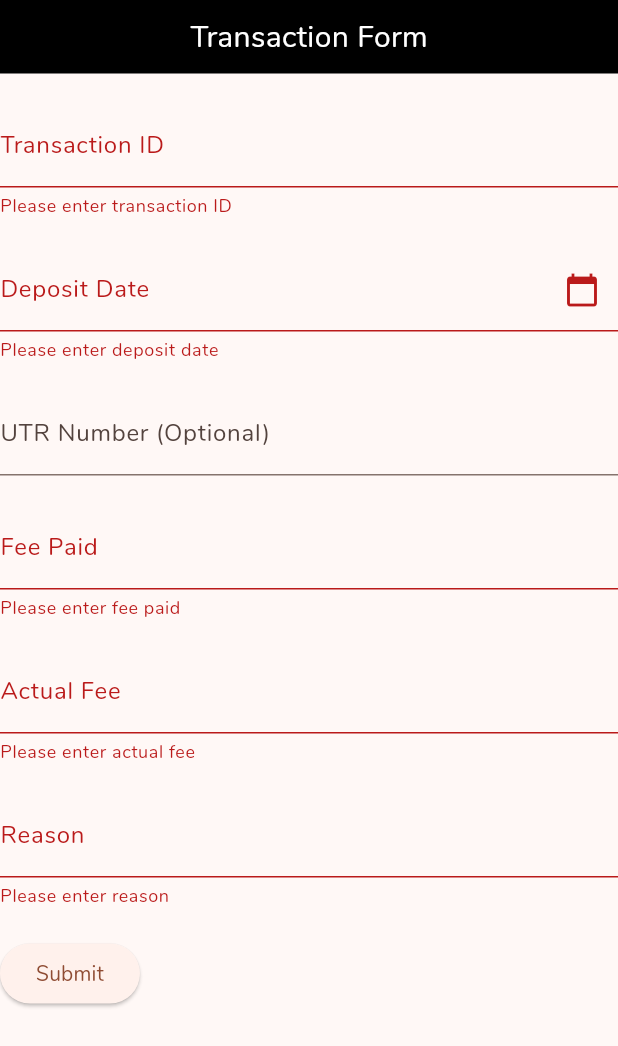
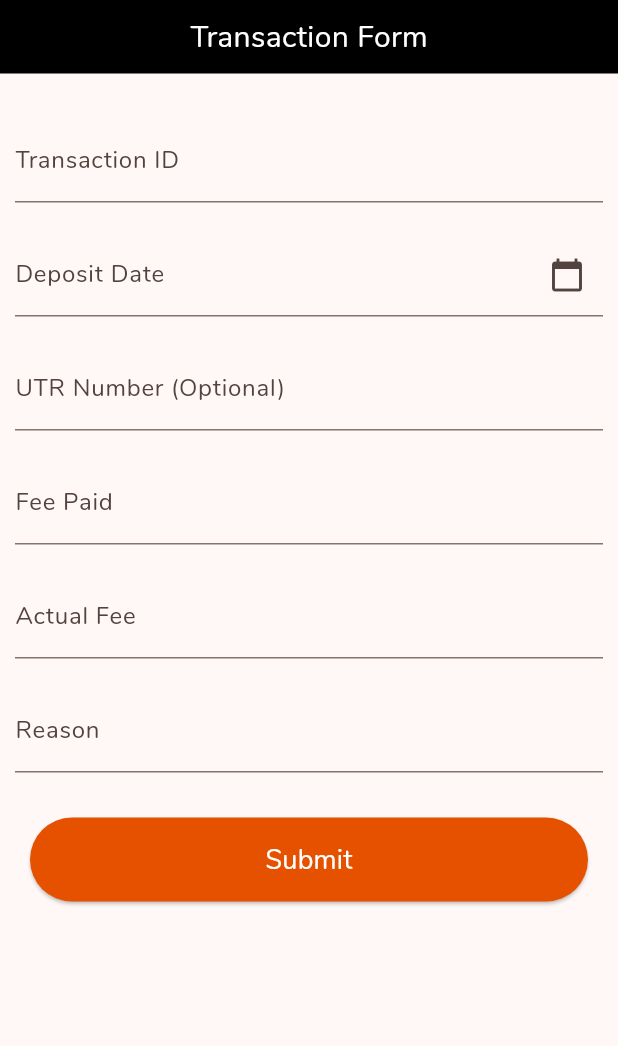
Before and after one commit to FusionIIIT/Fusion-mobile, a Flutter app: the TransactionForm screen opened directly, after a tap on "Submit", on a phone screen of 412 x 824 dp. Shown: the top 1046 px of the screen. Run offline on Flutter 3.47's test engine with Material 3 defaults, Android fonts, the phone set to English and light mode, and no system bars; our stand-ins replace date_field.

Commit message:
Added apadding and fields in transaction form

```diff
--- a/lib/screens/Academic/Registration/final_registration.dart
+++ b/lib/screens/Academic/Registration/final_registration.dart
@@ -1,4 +1,5 @@
 import 'package:flutter/material.dart';
+import 'package:flutter/widgets.dart';
 
 class TransactionForm extends StatefulWidget {
   @override
@@ -77,12 +78,13 @@ class _TransactionFormState extends State<TransactionForm> {
           child: Form(
             key: _formKey,
             child: Column(
-              crossAxisAlignment: CrossAxisAlignment.start,
+              crossAxisAlignment: CrossAxisAlignment.stretch,
               children: [
                 Container(
                   color: Colors.black,
                   padding: EdgeInsets.all(10),
                   alignment: Alignment.center,
+                  // padding: EdgeInsets.symmetric(horizo: 20),
                   child: Text(
                     'Transaction Form',
                     style: TextStyle(
@@ -92,7 +94,10 @@ class _TransactionFormState extends State<TransactionForm> {
                   ),
                 ),
                 SizedBox(height: 20),
-                TextFormField(
+                Container(
+                    padding: EdgeInsets.all(10),
+                    alignment: Alignment.center,
+                    child: TextFormField(
                       controller: _transactionIdController,
                       decoration: InputDecoration(labelText: 'Transaction ID'),
                       validator: (value) {
@@ -101,9 +106,11 @@ class _TransactionFormState extends State<TransactionForm> {
                         }
                         return null;
                       },
-                ),
-                SizedBox(height: 20),
-                TextFormField(
+                    )),
+                Container(
+                    padding: EdgeInsets.all(10),
+                    alignment: Alignment.center,
+                    child: TextFormField(
                       controller: _depositDateController,
                       readOnly: true,
                       decoration: InputDecoration(
@@ -119,14 +126,23 @@ class _TransactionFormState extends State<TransactionForm> {
                         }
                         return null;
                       },
-                ),
-                SizedBox(height: 20),
-                TextFormField(
+                    )),
+
+
+                // SizedBox(height: 20),
+                Container(
+                    padding: EdgeInsets.all(10),
+                    alignment: Alignment.center,
+                    child:TextFormField(
                   controller: _utrNumberController,
-                  decoration: InputDecoration(labelText: 'UTR Number (Optional)'),
-                ),
-                SizedBox(height: 20),
-                TextFormField(
+                  decoration:
+                      InputDecoration(labelText: 'UTR Number (Optional)'),
+                )),
+
+                Container(
+                    padding: EdgeInsets.all(10),
+                    alignment: Alignment.center,
+                    child:TextFormField(
                   controller: _feePaidController,
                   decoration: InputDecoration(labelText: 'Fee Paid'),
                   validator: (value) {
@@ -135,9 +151,12 @@ class _TransactionFormState extends State<TransactionForm> {
                     }
                     return null;
                   },
-                ),
-                SizedBox(height: 20),
-                TextFormField(
+                )),
+                // SizedBox(height: 20),
+                Container(
+                    padding: EdgeInsets.all(10),
+                    alignment: Alignment.center,
+                    child:TextFormField(
                   controller: _actualFeeController,
                   decoration: InputDecoration(labelText: 'Actual Fee'),
                   validator: (value) {
@@ -146,9 +165,12 @@ class _TransactionFormState extends State<TransactionForm> {
                     }
                     return null;
                   },
-                ),
-                SizedBox(height: 20),
-                TextFormField(
+                )),
+                // SizedBox(height: 20),
+                Container(
+                    padding: EdgeInsets.all(10),
+                    alignment: Alignment.center,
+                    child:TextFormField(
                   controller: _reasonController,
                   decoration: InputDecoration(labelText: 'Reason'),
                   validator: (value) {
@@ -157,8 +179,8 @@ class _TransactionFormState extends State<TransactionForm> {
                     }
                     return null;
                   },
-                ),
-                SizedBox(height: 20),
+                )),
+                // SizedBox(height: 20),
                 // Row(
                 //   children: [
                 //     Expanded(
@@ -179,25 +201,25 @@ class _TransactionFormState extends State<TransactionForm> {
                 //     ),
                 //   ],
                 // ),
+                SizedBox(height: 20),
+                Padding(
+                  padding: const EdgeInsets.symmetric(horizontal: 20),
+                  child: ElevatedButton(
+                    onPressed: () {
+                      // Handle submit action
+                    },
+                    style: ButtonStyle(
+                      backgroundColor: MaterialStateProperty.all(Colors.orange[
+                          900]), // Setting background color of button to blue
+                    ),
+                    child: Padding(
+                      padding: EdgeInsets.symmetric(vertical: 15),
+                      child: Text('Submit',
+                          style: TextStyle(fontSize: 18, color: Colors.white)),
+                    ),
+                  ),
+                ),
                 // SizedBox(height: 20),
-                ElevatedButton(
-                  onPressed: () {
-                    if (_formKey.currentState!.validate()) {
-                      // Form is valid, proceed with submission
-                      // Implement your submission logic here
-                      // You can access form field values using _transactionIdController.text, _depositDateController.text, etc.
-                      // Example:
-                      print('Transaction ID: ${_transactionIdController.text}');
-                      print('Deposit Date: ${_depositDateController.text}');
-                      print('UTR Number: ${_utrNumberController.text}');
-                      print('Fee Paid: ${_feePaidController.text}');
-                      print('Actual Fee: ${_actualFeeController.text}');
-                      print('Reason: ${_reasonController.text}');
-                      print('Fee Receipt: ${_selectedFile}');
-                    }
-                  },
-                  child: Text('Submit'),
-                ),
               ],
             ),
           ),
```
Lines whose indentation alone changed are shown as unchanged.
